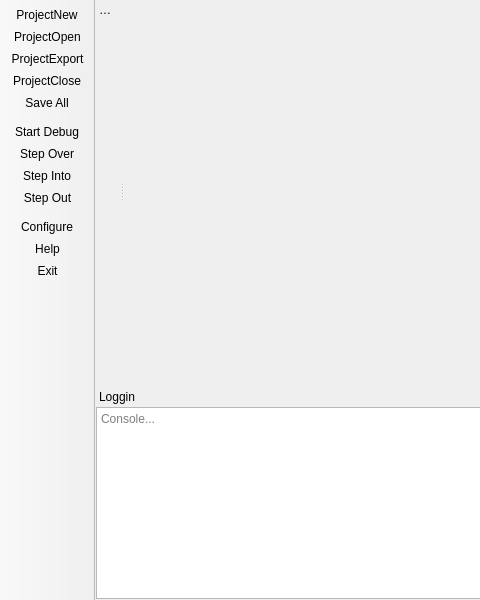
Qt form MainWindow.ui (martinribelotta/embedded-ide) before a commit; both pictures show x 0 to 480 and y 0 to 600 of the 1000 by 600 pixel window.
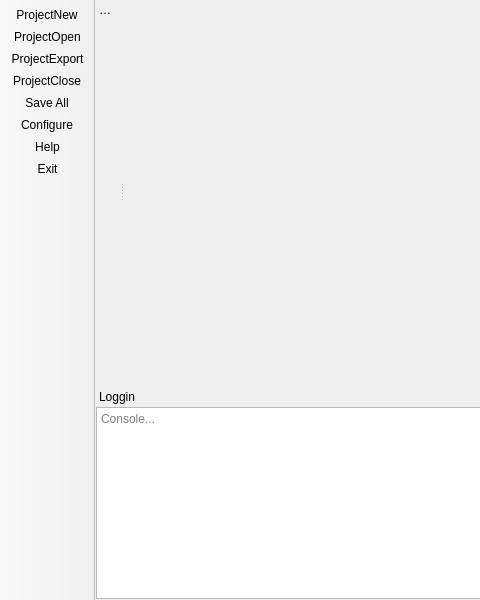
The same form after that commit. Icons and pictures are not drawn. Custom widgets are drawn as their Qt base class.

Diff of the .ui file:
```diff
--- a/MainWindow.ui
+++ b/MainWindow.ui
@@ -32,8 +32,8 @@
    </property>
    <property name="iconSize">
     <size>
-     <width>32</width>
-     <height>32</height>
+     <width>64</width>
+     <height>64</height>
     </size>
    </property>
    <attribute name="toolBarArea">
@@ -47,6 +47,9 @@
    <addaction name="actionProjectExport"/>
    <addaction name="actionProjectClose"/>
    <addaction name="actionSave_All"/>
+   <addaction name="actionConfigure"/>
+   <addaction name="actionHelp"/>
+   <addaction name="actionExit"/>
   </widget>
   <widget class="QDockWidget" name="dockWidget">
    <property name="features">
@@ -163,59 +166,6 @@
    </attribute>
    <widget class="ProjectView" name="projectView"/>
   </widget>
-  <widget class="QToolBar" name="debuggerToolbar">
-   <property name="windowTitle">
-    <string>toolBar_3</string>
-   </property>
-   <property name="movable">
-    <bool>false</bool>
-   </property>
-   <property name="allowedAreas">
-    <set>Qt::LeftToolBarArea</set>
-   </property>
-   <property name="iconSize">
-    <size>
-     <width>32</width>
-     <height>32</height>
-    </size>
-   </property>
-   <attribute name="toolBarArea">
-    <enum>LeftToolBarArea</enum>
-   </attribute>
-   <attribute name="toolBarBreak">
-    <bool>false</bool>
-   </attribute>
-   <addaction name="actionStart_Debug"/>
-   <addaction name="actionDebugStep_Over"/>
-   <addaction name="actionDebugStep_Into"/>
-   <addaction name="actionDebugStep_Out"/>
-  </widget>
-  <widget class="QToolBar" name="programToolbar">
-   <property name="windowTitle">
-    <string>toolBar_4</string>
-   </property>
-   <property name="movable">
-    <bool>false</bool>
-   </property>
-   <property name="allowedAreas">
-    <set>Qt::LeftToolBarArea</set>
-   </property>
-   <property name="iconSize">
-    <size>
-     <width>32</width>
-     <height>32</height>
-    </size>
-   </property>
-   <attribute name="toolBarArea">
-    <enum>LeftToolBarArea</enum>
-   </attribute>
-   <attribute name="toolBarBreak">
-    <bool>false</bool>
-   </attribute>
-   <addaction name="actionConfigure"/>
-   <addaction name="actionHelp"/>
-   <addaction name="actionExit"/>
-  </widget>
   <action name="actionProjectNew">
    <property name="icon">
     <iconset theme="project-development-new-template" resource="resources.qrc">
@@ -306,66 +256,6 @@
     <string>Configure</string>
    </property>
   </action>
-  <action name="actionStart_Debug">
-   <property name="checkable">
-    <bool>true</bool>
-   </property>
-   <property name="icon">
-    <iconset theme="debug-run" resource="resources.qrc">
-     <normaloff>:/icon-theme/icon-theme/debug-run.png</normaloff>:/icon-theme/icon-theme/debug-run.png</iconset>
-   </property>
-   <property name="text">
-    <string>Start Debug</string>
-   </property>
-   <property name="toolTip">
-    <string>Start Debugger</string>
-   </property>
-  </action>
-  <action name="actionDebugStep_Over">
-   <property name="icon">
-    <iconset resource="resources.qrc">
-     <normaloff>:/icon-theme/icon-theme/debug-step-over.png</normaloff>:/icon-theme/icon-theme/debug-step-over.png</iconset>
-   </property>
-   <property name="text">
-    <string>Step Over</string>
-   </property>
-   <property name="toolTip">
-    <string>Step Over</string>
-   </property>
-   <property name="visible">
-    <bool>false</bool>
-   </property>
-  </action>
-  <action name="actionDebugStep_Into">
-   <property name="icon">
-    <iconset resource="resources.qrc">
-     <normaloff>:/icon-theme/icon-theme/debug-step-into.png</normaloff>:/icon-theme/icon-theme/debug-step-into.png</iconset>
-   </property>
-   <property name="text">
-    <string>Step Into</string>
-   </property>
-   <property name="toolTip">
-    <string>Step Into</string>
-   </property>
-   <property name="visible">
-    <bool>false</bool>
-   </property>
-  </action>
-  <action name="actionDebugStep_Out">
-   <property name="icon">
-    <iconset resource="resources.qrc">
-     <normaloff>:/icon-theme/icon-theme/debug-step-out.png</normaloff>:/icon-theme/icon-theme/debug-step-out.png</iconset>
-   </property>
-   <property name="text">
-    <string>Step Out</string>
-   </property>
-   <property name="toolTip">
-    <string>Step to function out</string>
-   </property>
-   <property name="visible">
-    <bool>false</bool>
-   </property>
-  </action>
  </widget>
  <layoutdefault spacing="6" margin="11"/>
  <customwidgets>
```
